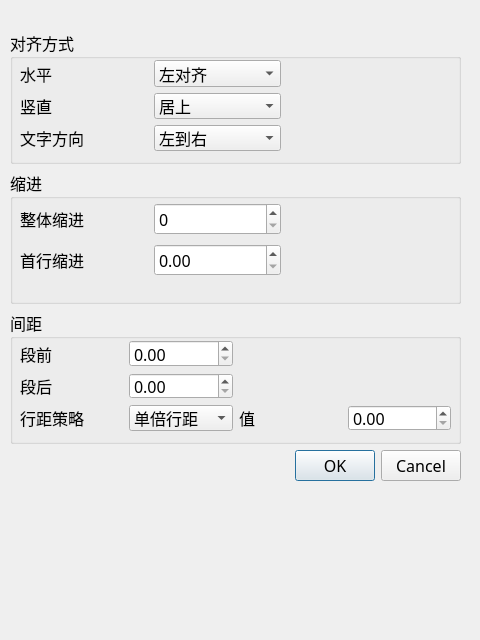
First picture: the form in ofdEditor/model/Widget/ParagraphFormatDialog.ui, repository mcoder2014/ofdEditor, before the edit.
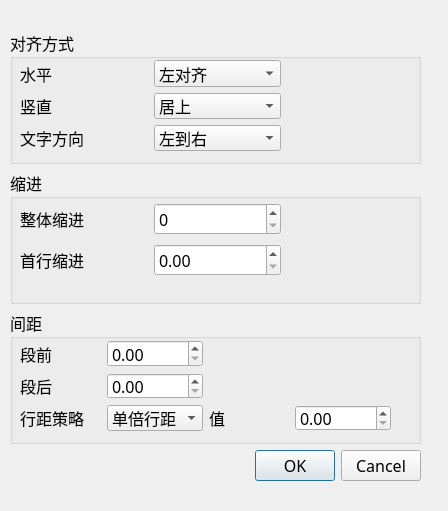
Second picture: the form after the edit.

```diff
--- a/ofdEditor/model/Widget/ParagraphFormatDialog.ui
+++ b/ofdEditor/model/Widget/ParagraphFormatDialog.ui
@@ -6,8 +6,8 @@
    <rect>
     <x>0</x>
     <y>0</y>
-    <width>480</width>
-    <height>640</height>
+    <width>448</width>
+    <height>511</height>
    </rect>
   </property>
   <property name="font">
@@ -22,12 +22,12 @@
   <property name="modal">
    <bool>false</bool>
   </property>
-  <widget class="QWidget" name="">
+  <widget class="QWidget" name="layoutWidget">
    <property name="geometry">
     <rect>
      <x>10</x>
      <y>30</y>
-     <width>451</width>
+     <width>411</width>
      <height>451</height>
     </rect>
    </property>
@@ -37,7 +37,7 @@
       <property name="title">
        <string>对齐方式</string>
       </property>
-      <widget class="QWidget" name="">
+      <widget class="QWidget" name="layoutWidget">
        <property name="geometry">
         <rect>
          <x>10</x>
@@ -146,7 +146,7 @@
       <property name="title">
        <string>缩进</string>
       </property>
-      <widget class="QWidget" name="">
+      <widget class="QWidget" name="layoutWidget">
        <property name="geometry">
         <rect>
          <x>10</x>
@@ -193,12 +193,12 @@
       <property name="title">
        <string>间距</string>
       </property>
-      <widget class="QWidget" name="">
+      <widget class="QWidget" name="layoutWidget">
        <property name="geometry">
         <rect>
          <x>10</x>
          <y>30</y>
-         <width>431</width>
+         <width>371</width>
          <height>91</height>
         </rect>
        </property>
```
Left out of the diff: 2 changed lines with no effect on the pictures.
